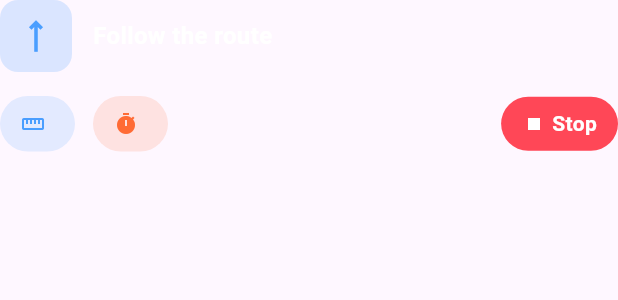
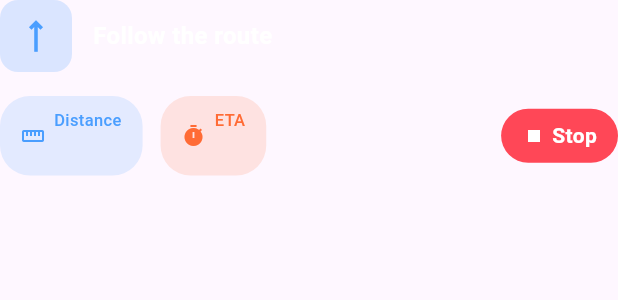
Before and after one commit to Jahid01234/OpenStreetMap_Navigation_App, a Flutter app: the NavigatingPanel widget shown alone on an empty page, opened directly with empty values, on a phone screen of 412 x 824 dp. Shown: the top 300 px of the screen. Run offline on Flutter 3.47's test engine with Material 3 defaults, Android fonts, the phone set to English and light mode, and no system bars; our stand-ins replace flutter_map, geolocator, get, google_fonts, latlong2.

Commit message:
- ..........

```diff
--- a/lib/core/global_widget/info_chip.dart
+++ b/lib/core/global_widget/info_chip.dart
@@ -2,12 +2,14 @@ import 'package:flutter/material.dart';
 
 class InfoChip extends StatelessWidget {
   final IconData icon;
+  final String title;
   final String label;
   final Color color;
 
   const InfoChip({
     super.key,
     required this.icon,
+    required this.title,
     required this.label,
     required this.color,
   });
@@ -25,13 +27,28 @@ class InfoChip extends StatelessWidget {
         children: [
           Icon(icon, color: color, size: 16),
           const SizedBox(width: 6),
+
+          Column(
+            crossAxisAlignment: CrossAxisAlignment.start,
+            mainAxisSize: MainAxisSize.min,
+            children: [
+              Text(
+                title,
+                style: TextStyle(
+                  color: color,
+                  fontSize: 11,
+                  fontWeight: FontWeight.w500,
+                ),
+              ),
               Text(
                 label,
                 style: TextStyle(
                   color: color,
+                  fontSize: 14,
                   fontWeight: FontWeight.bold,
-              fontSize: 14,
                 ),
+              ),
+            ],
           ),
         ],
       ),
--- a/lib/feature/map_screen/view/widgets/navigating_panel.dart
+++ b/lib/feature/map_screen/view/widgets/navigating_panel.dart
@@ -52,12 +52,14 @@ class NavigatingPanel extends StatelessWidget {
         Obx(() => Row(
           children: [
             InfoChip(
+              title: "Distance",
               icon: Icons.straighten,
               label: controller.remainingDistance.value,
               color: const Color(0xFF4A9EFF),
             ),
             const SizedBox(width: 12),
             InfoChip(
+              title: "ETA",
               icon: Icons.timer,
               label: controller.remainingDuration.value,
               color: const Color(0xFFFF6B35),
--- a/lib/feature/map_screen/view/widgets/route_ready_panel.dart
+++ b/lib/feature/map_screen/view/widgets/route_ready_panel.dart
@@ -5,7 +5,10 @@ import 'package:open_streetmap_app/feature/map_screen/controller/map_connection_
 class RouteReadyPanel extends StatelessWidget {
   final MapConnectionController controller;
 
-  const RouteReadyPanel({super.key, required this.controller});
+  const RouteReadyPanel({
+    super.key,
+    required this.controller,
+  });
 
   @override
   Widget build(BuildContext context) {
@@ -51,12 +54,14 @@ class RouteReadyPanel extends StatelessWidget {
         Row(
           children: [
             InfoChip(
+              title: "Distance",
               icon: Icons.straighten,
               label: controller.remainingDistance.value,
               color: const Color(0xFF4A9EFF),
             ),
             const SizedBox(width: 12),
             InfoChip(
+              title: "ETA",
               icon: Icons.timer,
               label: controller.remainingDuration.value,
               color: const Color(0xFFFF6B35),
```
Lines whose indentation alone changed are shown as unchanged.
